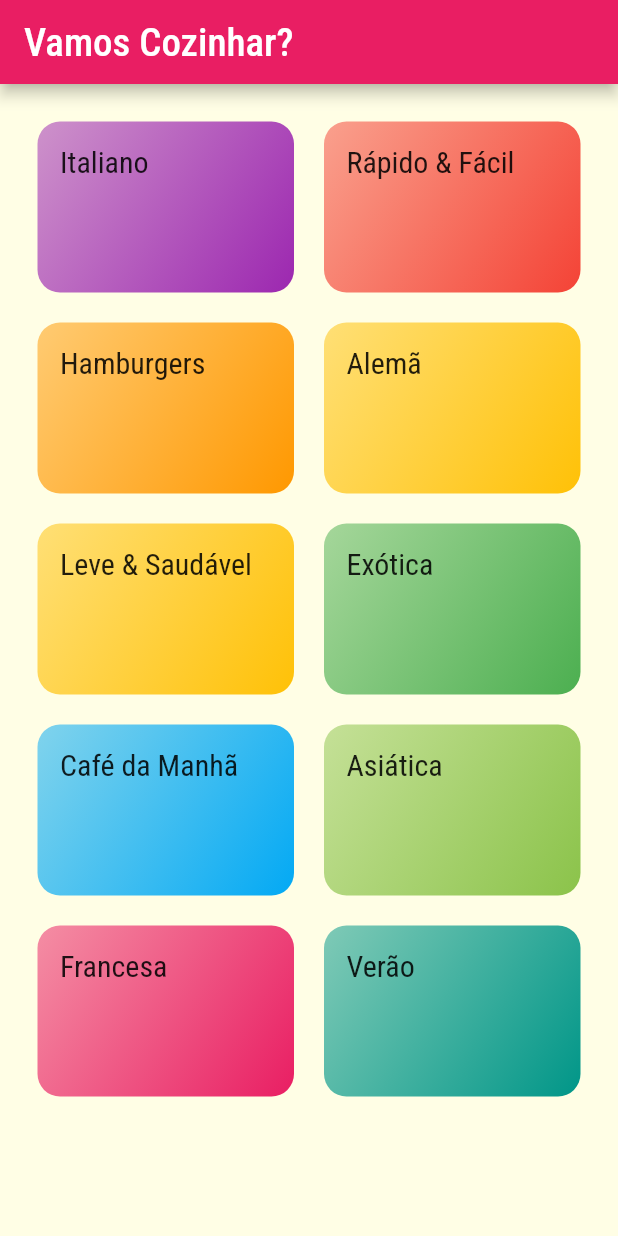
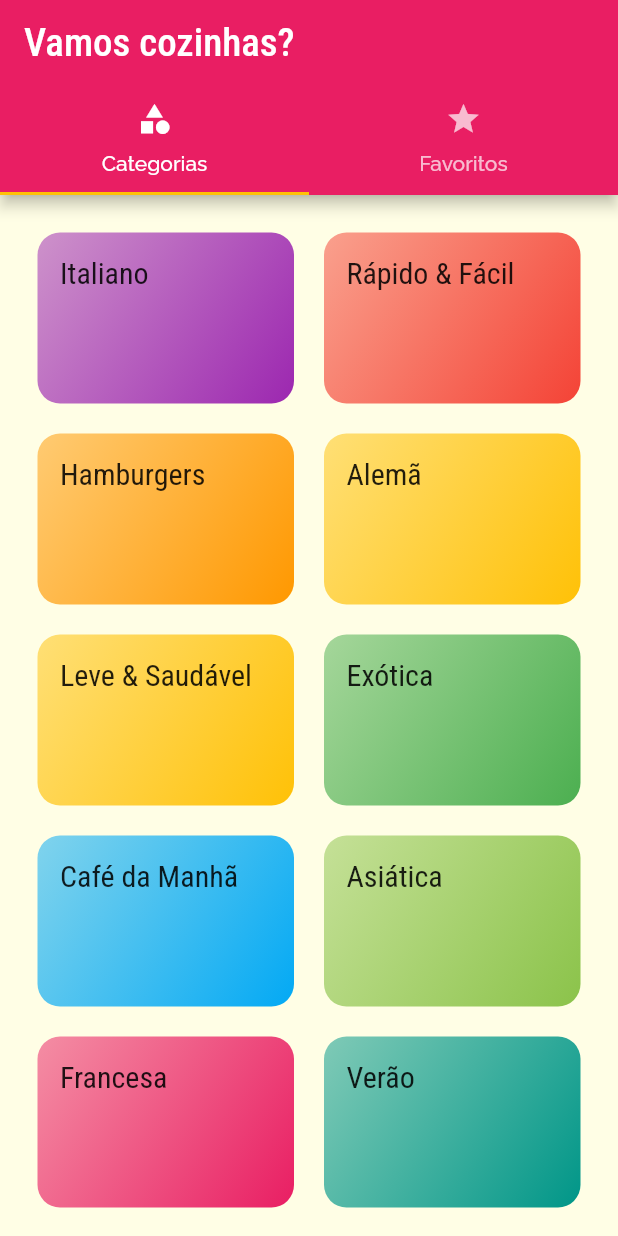
Before and after one commit to RaulSAraujo/App-Culin-ria, a Flutter app: the screen it shows after launch, on a phone screen of 412 x 824 dp. Run offline on Flutter 3.47's test engine with Material 2 defaults, Android fonts, the light colour scheme and no system bars.

Commit message:
Adicionando TabBar na AppBar
Adicionando TabBar na AppBar

```diff
--- a/lib/main.dart
+++ b/lib/main.dart
@@ -1,5 +1,6 @@
 import 'package:flutter/material.dart';
 
+import 'screens/tabs_screen.dart';
 import 'screens/categories_screen.dart';
 import './screens/categories_meals_screen.dart';
 import './screens/meal_detail_screen.dart';
@@ -33,7 +34,7 @@
         )
       ),
       routes: {
-        AppRoutes.HOME: (ctx) => CategoriesScreen(),
+        AppRoutes.HOME: (ctx) => TabsScreen(),
         AppRoutes.CATEGORIES_MEALS:(ctx) => CategoriesMealsScreen(),
         AppRoutes.MEAL_DETAIL:(ctx) => MealDetailScreen(),
       },
--- a/lib/screens/categories_screen.dart
+++ b/lib/screens/categories_screen.dart
@@ -6,11 +6,7 @@
 class CategoriesScreen extends StatelessWidget {
   @override
   Widget build(BuildContext context) {
-    return Scaffold(
-      appBar: AppBar(
-        title: Text('Vamos Cozinhar?'),
-      ),
-      body: GridView(
+    return GridView(
       padding: const EdgeInsets.all(25),
       gridDelegate: SliverGridDelegateWithMaxCrossAxisExtent(
         maxCrossAxisExtent: 200,
@@ -21,7 +17,6 @@
       children: DUMMY_CATEGORIES.map((e) {
         return CategoryItem(e);
       }).toList(),
-      ),
     );
   }
 }
--- /dev/null
+++ b/lib/screens/favorite_screen.dart
@@ -0,0 +1,10 @@
+import 'package:flutter/material.dart';
+
+class FavoriteScreen extends StatelessWidget {
+  @override
+  Widget build(BuildContext context) {
+    return Center(
+      child: Text('Minhas redeições favoritas!'),
+    );
+  }
+}
--- /dev/null
+++ b/lib/screens/tabs_screen.dart
@@ -0,0 +1,36 @@
+import 'package:flutter/material.dart';
+
+import 'categories_screen.dart';
+import 'favorite_screen.dart';
+
+class TabsScreen extends StatelessWidget {
+  @override
+  Widget build(BuildContext context) {
+    return DefaultTabController(
+      length: 2,
+      child: Scaffold(
+        appBar: AppBar(
+          title: const Text('Vamos cozinhas?'),
+          bottom: const TabBar(
+            tabs: [
+              Tab(
+                icon: Icon(Icons.category),
+                text: 'Categorias',
+              ),
+              Tab(
+                icon: Icon(Icons.star),
+                text: 'Favoritos',
+              ),
+            ],
+          ),
+        ),
+        body: TabBarView(
+          children: [
+            CategoriesScreen(),
+            FavoriteScreen(),
+          ],
+        ),
+      ),
+    );
+  }
+}
```
Lines whose indentation alone changed are shown as unchanged.
